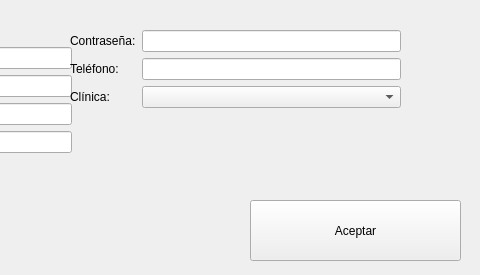
Above: ui/veterinarios_crear.ui from Damapa03/Veterinaria before the change; both pictures show x 320 to 800 and y 0 to 275 of the 800 by 275 pixel window. Below: the same form after it.
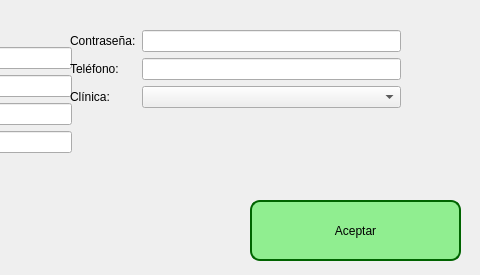
That is the form after the change.

```diff
--- a/ui/veterinarios_crear.ui
+++ b/ui/veterinarios_crear.ui
@@ -36,6 +36,23 @@
       <height>61</height>
      </rect>
     </property>
+    <property name="styleSheet">
+     <string notr="true">QPushButton {
+    background-color: lightgreen;
+    color: Black;
+    border: 2px solid #006400;
+    border-radius: 10px;
+    padding: 5px;
+}
+
+QPushButton:hover {
+    background-color: #00b300;
+}
+
+QPushButton:pressed {
+    background-color: #004d00;
+}</string>
+    </property>
     <property name="text">
      <string>Aceptar</string>
     </property>
```
